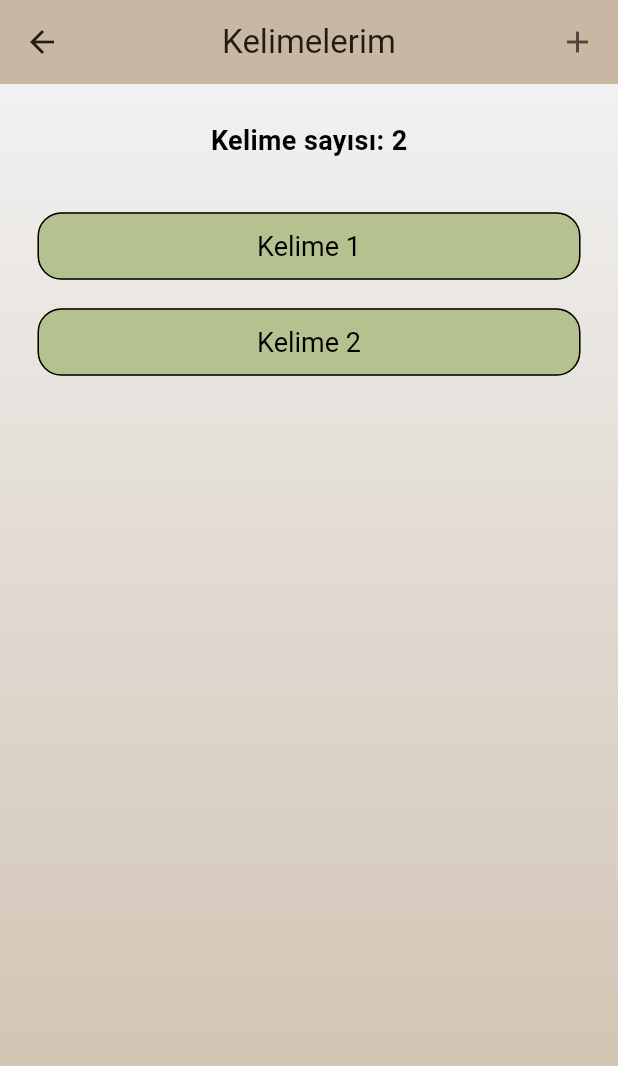
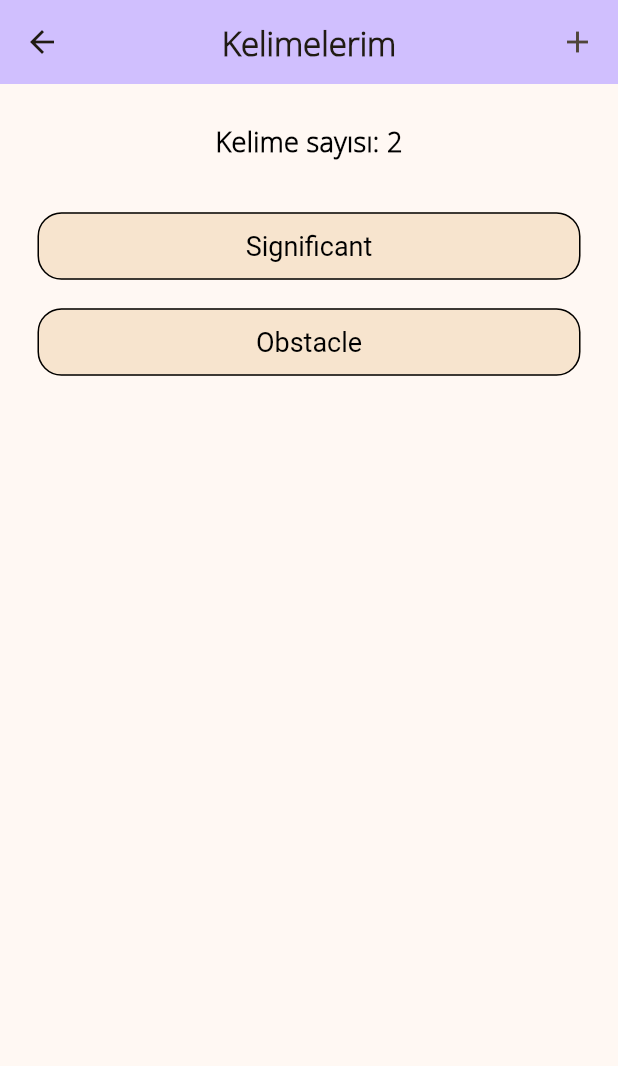
Before and after one commit to psyomeralbayrak/AppJam_Grup-12, a Flutter app: the MyWordPage screen opened by its route, on a phone screen of 412 x 824 dp. Shown: the top 1066 px of the screen. Run offline on Flutter 3.47's test engine with Material 3 defaults, Android fonts, the phone set to English and light mode, and no system bars; our stand-ins replace flutter_gemini, hive, hive_flutter; accounts and stored records are empty.

Commit message:
last dance commit

```diff
--- a/lib/models_widget/background_widget.dart
+++ b/lib/models_widget/background_widget.dart
@@ -12,13 +12,7 @@ class _BackgroundWidgetState extends State<BackgroundWidget> {
   @override
   Widget build(BuildContext context) {
     return Container(
-        decoration: const BoxDecoration(
-        gradient: LinearGradient(
-        colors: [Color.fromARGB(242, 241, 241, 241 ), Color.fromARGB(230, 199, 183, 163)],
-          begin: Alignment.topCenter,
-          end: Alignment.bottomCenter,
-        ),
-        ),
+
         child: widget.MainWidget);
   }
 }
--- a/lib/models_widget/quiz_widget.dart
+++ b/lib/models_widget/quiz_widget.dart
@@ -40,7 +40,7 @@ class _QuizWidgetState extends State<QuizWidget> {
               ),
             ),
           ),
-            SizedBox(height: 50), // Metin ile ilk buton arasında 20 birimlik boşluk
+          SizedBox(height: 20), // Metin ile ilk buton arasında 20 birimlik boşluk
 
           SizedBox(
             width: 335,
--- a/lib/models_widget/word_list_widget.dart
+++ b/lib/models_widget/word_list_widget.dart
@@ -2,10 +2,16 @@ import 'package:flutter/material.dart';
 import 'package:flutter_gemini/flutter_gemini.dart';
 import 'background_widget.dart';
 
-class WordListWidget extends StatelessWidget {
-  const WordListWidget({super.key, required this.WordList,});
+class WordListWidget extends StatefulWidget {
+  const WordListWidget({super.key, required this.WordList, required this.renk,});
   final List <String> WordList;
+  final Color renk;
 
+  @override
+  State<WordListWidget> createState() => _WordListWidgetState();
+}
+
+class _WordListWidgetState extends State<WordListWidget> {
   @override
   Widget build(BuildContext context) {
     return BackgroundWidget(
@@ -17,7 +23,7 @@ class WordListWidget extends StatelessWidget {
               child: Padding(
                 padding: const EdgeInsets.symmetric(vertical: 25, horizontal: 32),
                 child: Text(
-                  "Kelime sayısı: ${WordList.length}",
+                  "Kelime sayısı: ${widget.WordList.length}",
                   style: const TextStyle(
                       fontSize: 18,
                       fontWeight: FontWeight.bold,
@@ -29,8 +35,8 @@ class WordListWidget extends StatelessWidget {
           Expanded(
             child: ListView.builder(
               padding: const EdgeInsets.symmetric(horizontal: 25.0),
-              itemCount: WordList.length,
-              itemBuilder: (context, index) => _buildButton(context, WordList[index]),
+              itemCount: widget.WordList.length,
+              itemBuilder: (context, index) => _buildButton(context, widget.WordList[index]),
 
             ),
           ),
@@ -47,7 +53,7 @@ class WordListWidget extends StatelessWidget {
           _showAlertDialog(context, text);
         },
         style: OutlinedButton.styleFrom(
-          backgroundColor: Color.fromRGBO(181, 193, 142, 1),
+          backgroundColor: widget.renk,
           side: const BorderSide(color: Colors.black),
           padding: const EdgeInsets.symmetric(horizontal: 24, vertical: 12),
           textStyle: const TextStyle(fontSize: 18,),
--- a/lib/view/false_page.dart
+++ b/lib/view/false_page.dart
@@ -1,6 +1,6 @@
-import 'package:appjamoua/models_widget/word_list_widget.dart';
 import 'package:flutter/material.dart';
 import 'package:hive/hive.dart';
+import 'package:appjamoua/models_widget/word_list_widget.dart';
 
 class FalsePage extends StatefulWidget {
   const FalsePage({super.key});
@@ -10,34 +10,24 @@ class FalsePage extends StatefulWidget {
 }
 
 class _FalsePageState extends State<FalsePage> {
-
-  // Örnek doğru bilinen kelimeler listesi
   List<String> falseWords = [];
 
   @override
   void initState() {
     super.initState();
-    // Oxford 3000'den gelen kelimeleri karşılayacak liste
-    falseWords.addAll([
-      'Kelime 1', 'Kelime 2', 'Kelime 3', 'Kelime 4',
-      'Kelime 5', 'Kelime 6', 'Kelime 7', 'Kelime 8',
-      'Kelime 9',
-    ]);
-
-    // Yanlis datayi cagirdik.
     var falseBox = Hive.box("falseBox");
+    falseWords = falseBox.get('falseList', defaultValue: <String>[])?.cast<String>() ?? [];
   }
 
   @override
   Widget build(BuildContext context) {
     return Scaffold(
-
       appBar: AppBar(
         backgroundColor: Theme.of(context).colorScheme.primary,
-        title: Text("Bilemediğim Kelimeler"),
+        title: Text("Bilemediğim Kelimeler",  style: TextStyle(fontWeight: FontWeight.bold),),
         centerTitle: true,
       ),
-
-      body: WordListWidget(WordList: falseWords),);
+      body: WordListWidget(WordList: falseWords, renk: Color.fromRGBO(248,218,220,1),),
+    );
   }
 }
--- a/lib/view/myword_page.dart
+++ b/lib/view/myword_page.dart
@@ -19,11 +19,11 @@ class _MyWordPageState extends State<MyWordPage> {
     super.initState();
     // Oxford 3000'den gelen kelimeleri karşılayacak liste
     MyWords.addAll([
-      'Kelime 1', 'Kelime 2',
+      'Significant', 'Obstacle',
     ]);
 
     // Kendi kelimelerim datasini cagirdik.
-    var falseBox = Hive.box("myBox");
+    Hive.box("myBox");
   }
 
   @override
@@ -32,7 +32,7 @@ class _MyWordPageState extends State<MyWordPage> {
 
       appBar: AppBar(
         backgroundColor: Theme.of(context).colorScheme.primary,
-        title: Text("Kelimelerim"),
+        title: const Text("Kelimelerim", style: TextStyle(fontWeight: FontWeight.bold),),
         centerTitle: true,
         actions: [
           Padding(
@@ -45,6 +45,6 @@ class _MyWordPageState extends State<MyWordPage> {
         ],
       ),
 
-      body: WordListWidget(WordList: MyWords),);
+      body: WordListWidget(WordList: MyWords, renk: Color.fromRGBO(247,228,206,1),),);
   }
 }
--- a/lib/view/true_page.dart
+++ b/lib/view/true_page.dart
@@ -1,6 +1,6 @@
-import 'package:appjamoua/models_widget/word_list_widget.dart';
 import 'package:flutter/material.dart';
 import 'package:hive/hive.dart';
+import 'package:appjamoua/models_widget/word_list_widget.dart';
 
 class TruePage extends StatefulWidget {
   const TruePage({super.key});
@@ -10,34 +10,24 @@ class TruePage extends StatefulWidget {
 }
 
 class _TruePageState extends State<TruePage> {
-
-  // Örnek doğru bilinen kelimeler listesi
   List<String> trueWords = [];
 
   @override
   void initState() {
     super.initState();
-    // Oxford 3000'den gelen kelimeleri karşılayacak liste
-    trueWords.addAll([
-      'Tree', 'Kelime 2', 'Kelime 3', 'Kelime 4',
-      'Kelime 5', 'Kelime 6', 'Kelime 7', 'Kelime 8',
-      'Kelime 9', 'Kelime 10', 'Kelime 11'
-    ]);
-
-    // Dogru datayi cagirdik.
     var trueBox = Hive.box("trueBox");
+    trueWords = trueBox.get('trueList', defaultValue: <String>[])?.cast<String>() ?? [];
   }
 
   @override
   Widget build(BuildContext context) {
     return Scaffold(
-
       appBar: AppBar(
         backgroundColor: Theme.of(context).colorScheme.primary,
-        title: Text("Doğru Bildiğim Kelimeler"),
+        title: const Text("Doğru Bildiğim Kelimeler",  style: TextStyle(fontWeight: FontWeight.bold),),
         centerTitle: true,
       ),
-
-      body: WordListWidget(WordList: trueWords),);
+      body: WordListWidget(WordList: trueWords, renk: Color.fromRGBO(198,245,222,1),),
+    );
+  }
 }
-}
```
Also changed, not shown: lib/main.dart (+17 -8 lines), lib/models_widget/word_dialog_widget.dart (deleted, +0 -10 lines), lib/view/test_page.dart (+125 -75 lines), pubspec.yaml (+5 -4 lines), fonts/OpenSans-Light.ttf (added), pubspec.lock. Lines whose indentation alone changed are shown as unchanged.
